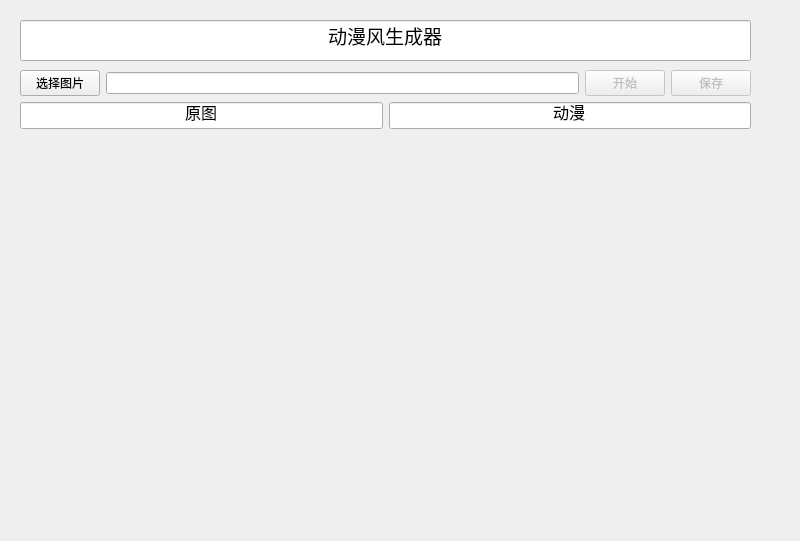
Above: tools/imageconver.ui from etony/myPyTool before the change. Below: the same form after it.
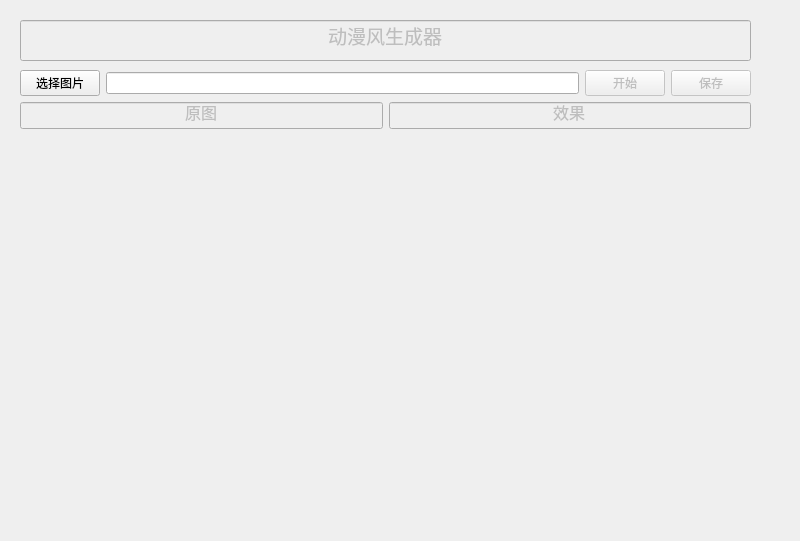
That is the form after the change.

Commit message: update image-conver

```diff
--- a/tools/imageconver.ui
+++ b/tools/imageconver.ui
@@ -15,6 +15,9 @@
   </property>
   <widget class="QWidget" name="centralWidget">
    <widget class="QLineEdit" name="lineEdit">
+    <property name="enabled">
+     <bool>false</bool>
+    </property>
     <property name="geometry">
      <rect>
       <x>20</x>
@@ -94,6 +97,9 @@
         <layout class="QVBoxLayout" name="verticalLayout_3">
          <item>
           <widget class="QLineEdit" name="lineEdit_3">
+           <property name="enabled">
+            <bool>false</bool>
+           </property>
            <property name="font">
             <font>
              <pointsize>12</pointsize>
@@ -126,13 +132,16 @@
         <layout class="QVBoxLayout" name="verticalLayout_2">
          <item>
           <widget class="QLineEdit" name="lineEdit_4">
+           <property name="enabled">
+            <bool>false</bool>
+           </property>
            <property name="font">
             <font>
              <pointsize>12</pointsize>
             </font>
            </property>
            <property name="text">
-            <string>动漫</string>
+            <string>效果</string>
            </property>
            <property name="alignment">
             <set>Qt::AlignCenter</set>
```
The commit also changes 1 other file.
